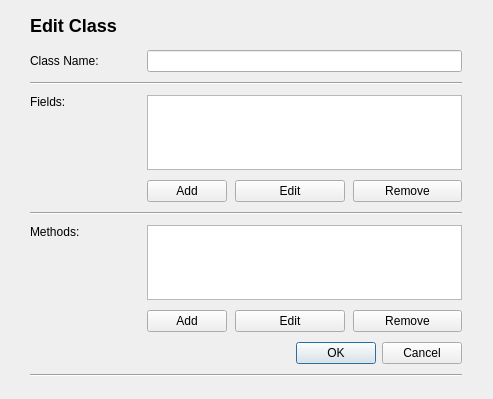
Old version of the form src/view/classes/editclassdialog.ui in the repository Garttox/icp.
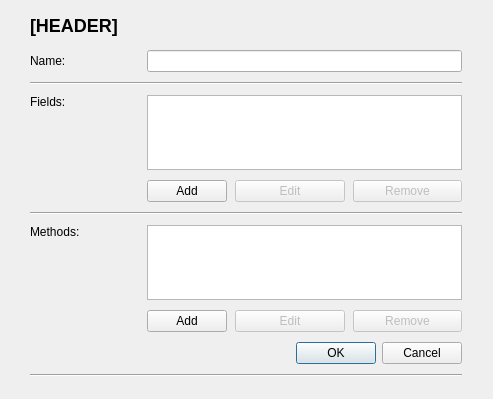
New version of the form.

Diff of the .ui file:
```diff
--- a/src/view/classes/editclassdialog.ui
+++ b/src/view/classes/editclassdialog.ui
@@ -34,6 +34,9 @@
     </property>
     <item row="8" column="2">
      <widget class="QPushButton" name="editMethodButton">
+      <property name="enabled">
+       <bool>false</bool>
+      </property>
       <property name="text">
        <string>Edit</string>
       </property>
@@ -68,7 +71,7 @@
     <item row="0" column="0">
      <widget class="QLabel" name="label">
       <property name="text">
-       <string>Class Name:</string>
+       <string>Name:</string>
       </property>
       <property name="margin">
        <number>2</number>
@@ -91,6 +94,9 @@
     </item>
     <item row="3" column="3">
      <widget class="QPushButton" name="removeFieldButton">
+      <property name="enabled">
+       <bool>false</bool>
+      </property>
       <property name="text">
        <string>Remove</string>
       </property>
@@ -98,6 +104,9 @@
     </item>
     <item row="8" column="3">
      <widget class="QPushButton" name="removeMethodButton">
+      <property name="enabled">
+       <bool>false</bool>
+      </property>
       <property name="text">
        <string>Remove</string>
       </property>
@@ -125,6 +134,9 @@
     </item>
     <item row="3" column="2">
      <widget class="QPushButton" name="editFieldButton">
+      <property name="enabled">
+       <bool>false</bool>
+      </property>
       <property name="text">
        <string>Edit</string>
       </property>
@@ -183,7 +195,7 @@
 font-size: 18px;</string>
    </property>
    <property name="text">
-    <string>Edit Class</string>
+    <string>[HEADER]</string>
    </property>
    <property name="textFormat">
     <enum>Qt::MarkdownText</enum>
```
Left out of the diff: 8 changed lines with no effect on the pictures.
